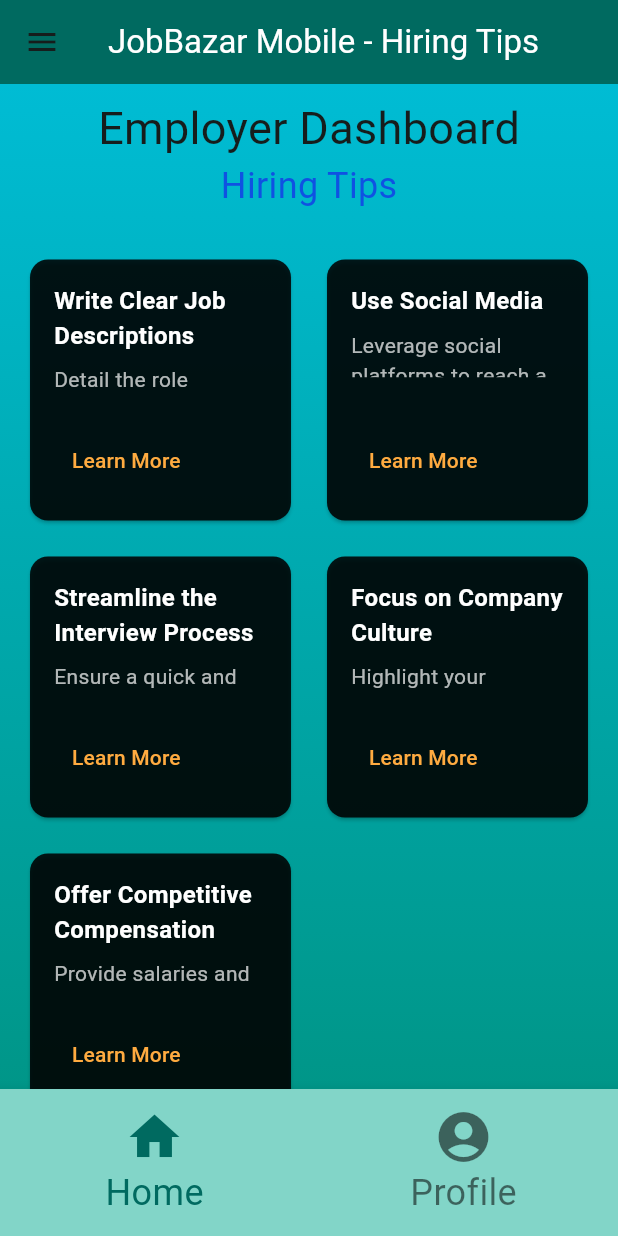
After one commit to SafuGit/jobBazar-mobile, a Flutter app: the HiringTipsPage screen opened by its route, on a phone screen of 412 x 824 dp. The commit adds this screen. Run offline on Flutter 3.47's test engine with Material 3 defaults, Android fonts, the phone set to English and light mode, and no system bars; accounts and stored records are empty; network calls fail.

Commit message:
chore: move files, feat: add hiring tips page

```diff
--- a/jobbazar_mobile/lib/pages/employer/all_jobs_posted/all_jobs.dart
+++ b/jobbazar_mobile/lib/pages/employer/all_jobs_posted/all_jobs.dart
@@ -1,5 +1,5 @@
 import 'package:flutter/material.dart';
-import 'package:jobbazar_mobile/pages/employer/theme.dart';
+import 'package:jobbazar_mobile/shared/theme/employer/theme.dart';
 import 'package:jobbazar_mobile/provider/job_provider.dart';
 import 'package:jobbazar_mobile/shared/appbar.dart';
 import 'package:jobbazar_mobile/shared/bottom_nav.dart';
--- a/jobbazar_mobile/lib/pages/employer/drawer_items/employer_drawer.dart
+++ b/jobbazar_mobile/lib/pages/employer/drawer_items/employer_drawer.dart
@@ -1,5 +1,5 @@
 import 'package:flutter/material.dart';
-import 'package:jobbazar_mobile/pages/employer/theme.dart';
+import 'package:jobbazar_mobile/shared/theme/employer/theme.dart';
 import 'package:jobbazar_mobile/shared/pages/args/paid_plans_args.dart';
 
 class EmployerDrawerItems extends StatelessWidget {
@@ -38,8 +38,7 @@ class EmployerDrawerItems extends StatelessWidget {
           leading: const Icon(Icons.notifications, size: 50,),
           title: const Text('Hiring Tips', style: TextStyle(fontSize: 30)),
           onTap: () {
-            // Update the state of the app
-            // ...
+            Navigator.pushReplacementNamed(context, '/employer/hiringTips');
           },
         ),
         // const Divider(),
--- /dev/null
+++ b/jobbazar_mobile/lib/pages/employer/hiring_tips/hiring_tips.dart
@@ -0,0 +1,113 @@
+import 'package:flutter/material.dart';
+import 'package:jobbazar_mobile/shared/theme/employer/theme.dart';
+import 'package:jobbazar_mobile/shared/appbar.dart';
+import 'package:jobbazar_mobile/shared/bottom_nav.dart';
+import 'package:jobbazar_mobile/shared/drawer.dart';
+import 'package:jobbazar_mobile/shared/theme/employer/employer_gradient.dart';
+import 'package:jobbazar_mobile/shared/util/heading_text.dart';
+
+class HiringTipsPage extends StatelessWidget {
+  const HiringTipsPage({super.key});
+
+  @override
+  Widget build(BuildContext context) {
+    return Theme(
+      data: employerTheme,
+      child: Builder(
+        builder: (context) {
+          return Scaffold(
+            appBar: SharedAppBar(title: "JobBazar Mobile - Hiring Tips", color: Theme.of(context).colorScheme.primary),
+            drawer: const AppDrawer(),
+            bottomNavigationBar: const BottomNav(),
+            body: Container(
+              decoration: employerDecoration,
+              child: Column(
+                crossAxisAlignment: CrossAxisAlignment.start,
+                children: [
+                  const HeadingText(title: "Employer Dashboard", subtitle: "Hiring Tips",),
+                  const SizedBox(height: 20),
+                  Expanded(
+                    child: Padding(
+                      padding: const EdgeInsets.symmetric(horizontal: 16.0),
+                      child: GridView.count(
+                        crossAxisCount: 2,
+                        crossAxisSpacing: 16,
+                        mainAxisSpacing: 16,
+                        children: [
+                          buildCard(
+                            'Write Clear Job Descriptions',
+                            'Detail the role responsibilities and requirements to attract the right candidates.',
+                          ),
+                          buildCard(
+                            'Use Social Media',
+                            'Leverage social platforms to reach a larger pool of talent.',
+                          ),
+                          buildCard(
+                            'Streamline the Interview Process',
+                            'Ensure a quick and structured interview process to keep candidates engaged.',
+                          ),
+                          buildCard(
+                            'Focus on Company Culture',
+                            'Highlight your company culture to attract candidates who align with your values.',
+                          ),
+                          buildCard(
+                            'Offer Competitive Compensation',
+                            'Provide salaries and benefits that meet or exceed market standards.',
+                          ),
+                        ],
+                      ),
+                    ),
+                  ),
+                ],
+              ),
+            ),
+          );
+        }
+      ),
+    );
+  }
+
+  Widget buildCard(String title, String description) {
+    return Card(
+      color: Colors.black87,
+      shape: RoundedRectangleBorder(
+        borderRadius: BorderRadius.circular(12),
+      ),
+      child: Padding(
+        padding: const EdgeInsets.all(16.0),
+        child: Column(
+          mainAxisSize: MainAxisSize.min,
+          crossAxisAlignment: CrossAxisAlignment.start,
+          children: [
+            Text(
+              title,
+              style: const TextStyle(
+                fontSize: 16,
+                fontWeight: FontWeight.bold,
+                color: Colors.white,
+              ),
+            ),
+            const SizedBox(height: 8),
+            Flexible(
+              child: Text(
+                description,
+                style: const TextStyle(
+                  fontSize: 14,
+                  color: Colors.white70,
+                ),
+              ),
+            ),
+            const Spacer(),
+            TextButton(
+              onPressed: () {},
+              child: const Text(
+                'Learn More',
+                style: TextStyle(color: Colors.orangeAccent),
+              ),
+            ),
+          ],
+        ),
+      ),
+    );
+  }
+}
--- a/jobbazar_mobile/lib/pages/employer/home/home.dart
+++ b/jobbazar_mobile/lib/pages/employer/home/home.dart
@@ -1,5 +1,5 @@
 import 'package:flutter/material.dart';
-import 'package:jobbazar_mobile/pages/employer/theme.dart';
+import 'package:jobbazar_mobile/shared/theme/employer/theme.dart';
 import 'package:jobbazar_mobile/provider/auth_provider.dart';
 import 'package:jobbazar_mobile/shared/appbar.dart';
 import 'package:jobbazar_mobile/shared/bottom_nav.dart';
--- a/jobbazar_mobile/lib/pages/employer/theme.dart
+++ /dev/null
@@ -1,7 +0,0 @@
-import 'package:flutter/material.dart';
-
-final ThemeData employerTheme = ThemeData(
-  colorScheme: ColorScheme.fromSeed(seedColor: Colors.orange),
-  primarySwatch: Colors.orange,
-  // You can customize more properties if necessary.
-);
--- a/jobbazar_mobile/lib/routes.dart
+++ b/jobbazar_mobile/lib/routes.dart
@@ -1,6 +1,7 @@
 import 'package:flutter/material.dart';
 import 'package:jobbazar_mobile/pages/employee/cv_page/cv_page.dart';
 import 'package:jobbazar_mobile/pages/employer/all_jobs_posted/all_jobs.dart';
+import 'package:jobbazar_mobile/pages/employer/hiring_tips/hiring_tips.dart';
 import 'package:jobbazar_mobile/shared/pages/job_info.dart';
 import 'package:jobbazar_mobile/pages/employee/learning/learning.dart';
 import 'package:jobbazar_mobile/pages/employer/home/home.dart';
@@ -67,6 +68,7 @@ var appRoutes = {
   '/paidPlans': (context) => const PaidPlansPage(),
   '/employer/allJobs': (context) => const AllJobsPage(),
   '/employee/cvInfo': (context) => const CVInformationScreen(),
+  '/employer/hiringTips': (context) => const HiringTipsPage(),
 };
 
 Route<dynamic> onGenerateRoute(RouteSettings settings) {
--- a/jobbazar_mobile/lib/shared/bottom_nav.dart
+++ b/jobbazar_mobile/lib/shared/bottom_nav.dart
@@ -1,5 +1,5 @@
 import 'package:flutter/material.dart';
-import 'package:jobbazar_mobile/pages/employer/theme.dart';
+import 'package:jobbazar_mobile/shared/theme/employer/theme.dart';
 import 'package:jobbazar_mobile/provider/auth_provider.dart';
 import 'package:jobbazar_mobile/shared/pages/args/profile_args.dart';
 import 'package:provider/provider.dart';
--- /dev/null
+++ b/jobbazar_mobile/lib/shared/theme/employer/employer_gradient.dart
@@ -0,0 +1,10 @@
+
+import 'package:flutter/material.dart';
+
+BoxDecoration employerDecoration = const BoxDecoration(
+  gradient: LinearGradient(
+    colors: [Colors.cyan, Colors.teal],
+    begin: Alignment.topCenter,
+    end: Alignment.bottomCenter,
+  ),
+);
--- /dev/null
+++ b/jobbazar_mobile/lib/shared/theme/employer/theme.dart
@@ -0,0 +1,6 @@
+import 'package:flutter/material.dart';
+
+final ThemeData employerTheme = ThemeData(
+  colorScheme: ColorScheme.fromSeed(seedColor: Colors.teal),
+  primarySwatch: Colors.teal,
+);
```
